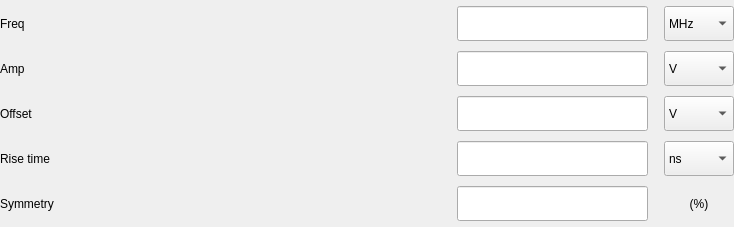
This is tas7061bb/widgets/wgContentHmf2550/wgTriangle.ui in DoND8xforce/tas7061 as Qt 5 draws it before an edit. The edited form follows.
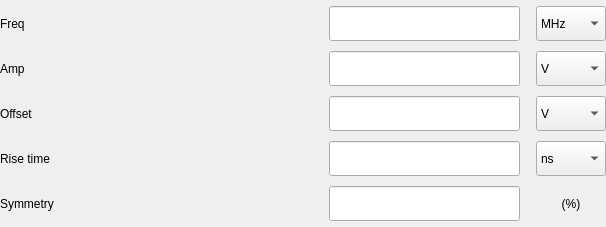
This is the edited form.

```diff
--- a/tas7061bb/widgets/wgContentHmf2550/wgTriangle.ui
+++ b/tas7061bb/widgets/wgContentHmf2550/wgTriangle.ui
@@ -6,10 +6,22 @@
    <rect>
     <x>0</x>
     <y>0</y>
-    <width>734</width>
+    <width>606</width>
     <height>227</height>
    </rect>
   </property>
+  <property name="minimumSize">
+   <size>
+    <width>606</width>
+    <height>0</height>
+   </size>
+  </property>
+  <property name="maximumSize">
+   <size>
+    <width>606</width>
+    <height>16777215</height>
+   </size>
+  </property>
   <property name="windowTitle">
    <string>Form</string>
   </property>
@@ -32,7 +44,7 @@
    <item row="0" column="0">
     <layout class="QGridLayout" name="gridLayout_2">
      <property name="horizontalSpacing">
-      <number>390</number>
+      <number>256</number>
      </property>
      <property name="verticalSpacing">
       <number>10</number>
```
